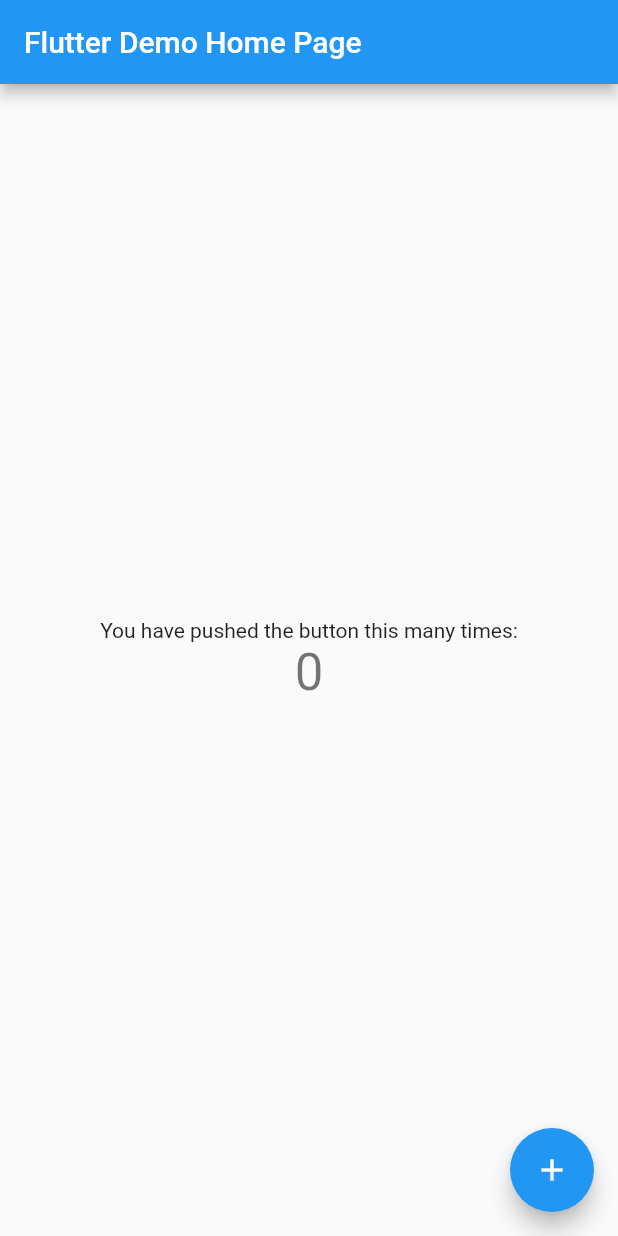
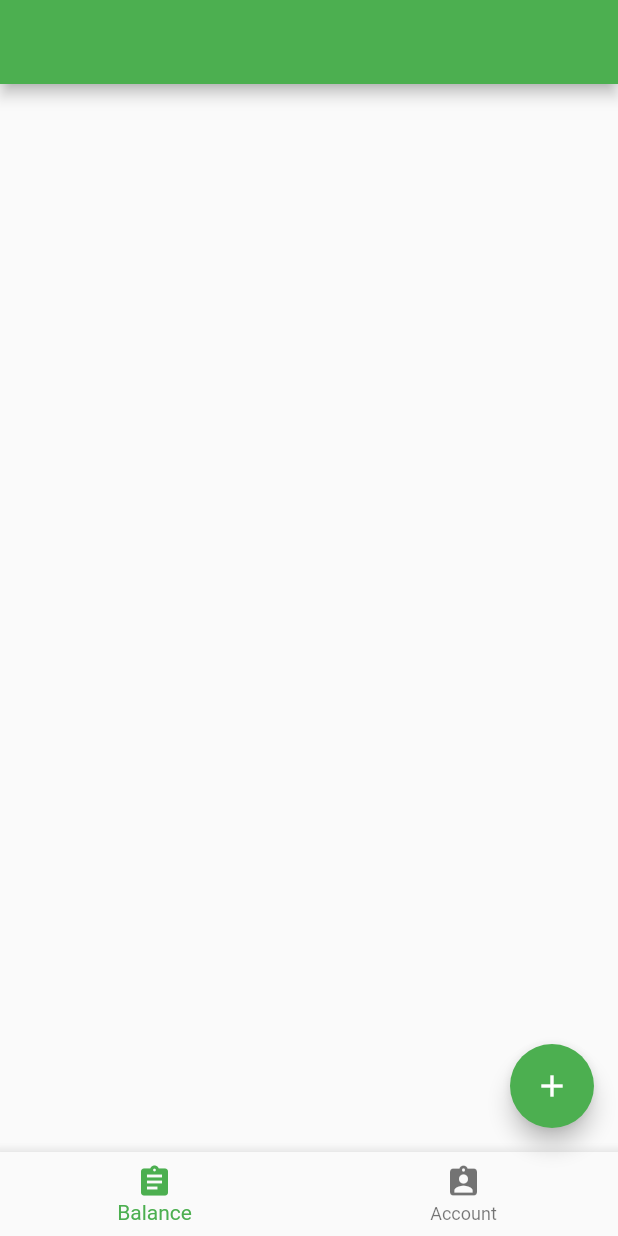
Before and after one commit to kitesoft/splitty, a Flutter app: the screen it shows after launch, on a phone screen of 412 x 824 dp. Run offline on Flutter 3.47's test engine with Material 2 defaults, Android fonts, the phone set to English and light mode, and no system bars.

Commit message:
Structure and HomePage

```diff
--- /dev/null
+++ b/lib/app.dart
@@ -0,0 +1,25 @@
+import 'package:flutter/material.dart';
+
+import 'home.dart';
+
+class Splitty extends StatelessWidget {
+  // This widget is the root of your application.
+  @override
+  Widget build(BuildContext context) {
+    return new MaterialApp(
+      title: 'Splitty',
+      theme: new ThemeData(
+        // This is the theme of your application.
+        //
+        // Try running your application with "flutter run". You'll see the
+        // application has a blue toolbar. Then, without quitting the app, try
+        // changing the primarySwatch below to Colors.green and then invoke
+        // "hot reload" (press "r" in the console where you ran "flutter run",
+        // or press Run > Flutter Hot Reload in IntelliJ). Notice that the
+        // counter didn't reset back to zero; the application is not restarted.
+        primarySwatch: Colors.green,
+      ),
+      home: new HomePage(),
+    );
+  }
+}
--- /dev/null
+++ b/lib/home.dart
@@ -0,0 +1,48 @@
+import 'package:flutter/material.dart';
+
+class HomePage extends StatefulWidget {
+  HomePage({Key key}) : super(key: key);
+
+  // This widget is the home page of your application. It is stateful, meaning
+  // that it has a State object (defined below) that contains fields that affect
+  // how it looks.
+
+  // This class is the configuration for the state. It holds the values (in this
+  // case the title) provided by the parent (in this case the App widget) and
+  // used by the build method of the State. Fields in a Widget subclass are
+  // always marked "final".
+
+  @override
+  _HomePageState createState() => new _HomePageState();
+}
+
+class _HomePageState extends State<HomePage> {
+
+  @override
+  Widget build(BuildContext context) {
+    // This method is rerun every time setState is called, for instance as done
+    // by the _incrementCounter method above.
+    //
+    // The Flutter framework has been optimized to make rerunning build methods
+    // fast, so that you can just rebuild anything that needs updating rather
+    // than having to individually change instances of widgets.
+    return new Scaffold(
+      appBar: AppBar(),
+      bottomNavigationBar: BottomAppBar(
+        child: BottomNavigationBar(items: [
+          BottomNavigationBarItem(
+              title: Text("Balance"),
+              icon: Icon(Icons.assignment)
+          ),
+          BottomNavigationBarItem(
+            title: Text("Account"),
+            icon: Icon(Icons.assignment_ind)
+          )
+        ])
+      ),
+      floatingActionButton: FloatingActionButton(
+          child: Icon(Icons.add),
+          onPressed: null),
+    );
+  }
+}
--- a/lib/main.dart
+++ b/lib/main.dart
@@ -1,109 +1,5 @@
 import 'package:flutter/material.dart';
 
-void main() => runApp(new MyApp());
+import 'package:splitty/app.dart';
 
-class MyApp extends StatelessWidget {
-  // This widget is the root of your application.
-  @override
-  Widget build(BuildContext context) {
-    return new MaterialApp(
-      title: 'Flutter Demo',
-      theme: new ThemeData(
-        // This is the theme of your application.
-        //
-        // Try running your application with "flutter run". You'll see the
-        // application has a blue toolbar. Then, without quitting the app, try
-        // changing the primarySwatch below to Colors.green and then invoke
-        // "hot reload" (press "r" in the console where you ran "flutter run",
-        // or press Run > Flutter Hot Reload in IntelliJ). Notice that the
-        // counter didn't reset back to zero; the application is not restarted.
-        primarySwatch: Colors.blue,
-      ),
-      home: new MyHomePage(title: 'Flutter Demo Home Page'),
-    );
-  }
-}
-
-class MyHomePage extends StatefulWidget {
-  MyHomePage({Key key, this.title}) : super(key: key);
-
-  // This widget is the home page of your application. It is stateful, meaning
-  // that it has a State object (defined below) that contains fields that affect
-  // how it looks.
-
-  // This class is the configuration for the state. It holds the values (in this
-  // case the title) provided by the parent (in this case the App widget) and
-  // used by the build method of the State. Fields in a Widget subclass are
-  // always marked "final".
-
-  final String title;
-
-  @override
-  _MyHomePageState createState() => new _MyHomePageState();
-}
-
-class _MyHomePageState extends State<MyHomePage> {
-  int _counter = 0;
-
-  void _incrementCounter() {
-    setState(() {
-      // This call to setState tells the Flutter framework that something has
-      // changed in this State, which causes it to rerun the build method below
-      // so that the display can reflect the updated values. If we changed
-      // _counter without calling setState(), then the build method would not be
-      // called again, and so nothing would appear to happen.
-      _counter++;
-    });
-  }
-
-  @override
-  Widget build(BuildContext context) {
-    // This method is rerun every time setState is called, for instance as done
-    // by the _incrementCounter method above.
-    //
-    // The Flutter framework has been optimized to make rerunning build methods
-    // fast, so that you can just rebuild anything that needs updating rather
-    // than having to individually change instances of widgets.
-    return new Scaffold(
-      appBar: new AppBar(
-        // Here we take the value from the MyHomePage object that was created by
-        // the App.build method, and use it to set our appbar title.
-        title: new Text(widget.title),
-      ),
-      body: new Center(
-        // Center is a layout widget. It takes a single child and positions it
-        // in the middle of the parent.
-        child: new Column(
-          // Column is also layout widget. It takes a list of children and
-          // arranges them vertically. By default, it sizes itself to fit its
-          // children horizontally, and tries to be as tall as its parent.
-          //
-          // Invoke "debug paint" (press "p" in the console where you ran
-          // "flutter run", or select "Toggle Debug Paint" from the Flutter tool
-          // window in IntelliJ) to see the wireframe for each widget.
-          //
-          // Column has various properties to control how it sizes itself and
-          // how it positions its children. Here we use mainAxisAlignment to
-          // center the children vertically; the main axis here is the vertical
-          // axis because Columns are vertical (the cross axis would be
-          // horizontal).
-          mainAxisAlignment: MainAxisAlignment.center,
-          children: <Widget>[
-            new Text(
-              'You have pushed the button this many times:',
-            ),
-            new Text(
-              '$_counter',
-              style: Theme.of(context).textTheme.display1,
-            ),
-          ],
-        ),
-      ),
-      floatingActionButton: new FloatingActionButton(
-        onPressed: _incrementCounter,
-        tooltip: 'Increment',
-        child: new Icon(Icons.add),
-      ), // This trailing comma makes auto-formatting nicer for build methods.
-    );
-  }
-}
+void main() => runApp(new Splitty ());
```
Also changed, not shown: 1 other file.
